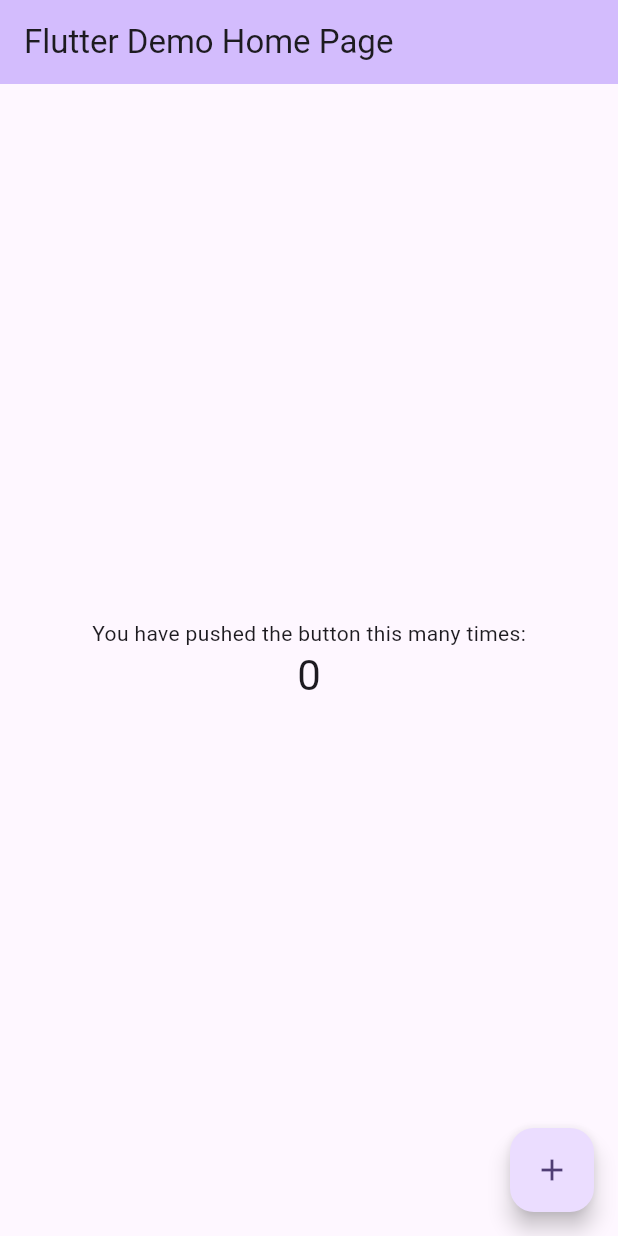
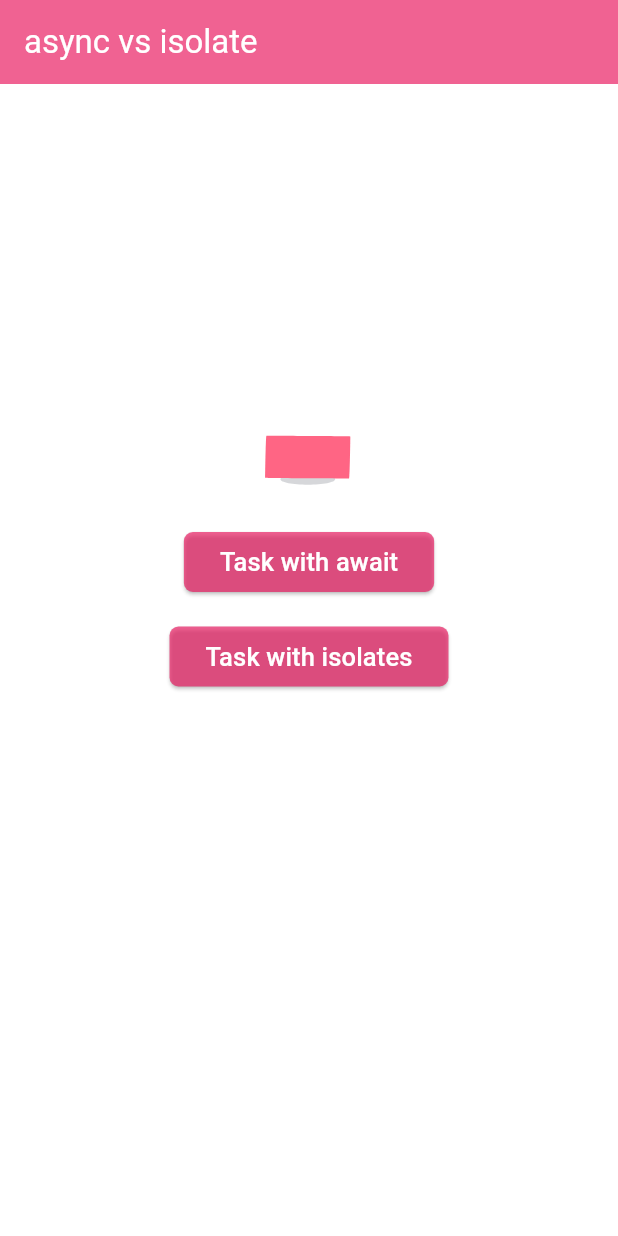
Before and after one commit to AbdullahProjects/flutter-and-dart-with-examples, a Flutter app: the screen it shows after launch, on a phone screen of 412 x 824 dp. Run offline on Flutter 3.47's test engine with Material 3 defaults, Android fonts, the phone set to English and light mode, and no system bars; our stand-ins replace lottie.

Commit message:
async_vs_isolates task completed

```diff
--- a/async_vs_isolate_example/lib/main.dart
+++ b/async_vs_isolate_example/lib/main.dart
@@ -1,4 +1,7 @@
+import 'dart:isolate';
+
 import 'package:flutter/material.dart';
+import 'package:lottie/lottie.dart';
 
 void main() {
   runApp(const MyApp());
@@ -15,55 +18,99 @@ class MyApp extends StatelessWidget {
         colorScheme: ColorScheme.fromSeed(seedColor: Colors.deepPurple),
         useMaterial3: true,
       ),
-      home: const MyHomePage(title: 'Flutter Demo Home Page'),
+      home: const MyHomePage(),
     );
   }
 }
 
-class MyHomePage extends StatefulWidget {
-  const MyHomePage({super.key, required this.title});
-
-  final String title;
-
-  @override
-  State<MyHomePage> createState() => _MyHomePageState();
-}
-
-class _MyHomePageState extends State<MyHomePage> {
-  int _counter = 0;
-
-  void _incrementCounter() {
-    setState(() {
-      _counter++;
-    });
-  }
+class MyHomePage extends StatelessWidget {
+  const MyHomePage({super.key});
 
   @override
   Widget build(BuildContext context) {
+    final size = MediaQuery.of(context).size;
     return Scaffold(
+      backgroundColor: Colors.white,
       appBar: AppBar(
-        backgroundColor: Theme.of(context).colorScheme.inversePrimary,
-        title: Text(widget.title),
+        title: Text(
+          "async vs isolate",
+          style: TextStyle(
+            color: Colors.white,
+          ),
+        ),
+        backgroundColor: Colors.pink.withValues(alpha: 0.7),
       ),
-      body: Center(
+      body: SizedBox(
+        width: size.width,
         child: Column(
-          mainAxisAlignment: MainAxisAlignment.center,
-          children: <Widget>[
-            const Text(
-              'You have pushed the button this many times:',
+          crossAxisAlignment: CrossAxisAlignment.center,
+          mainAxisAlignment: MainAxisAlignment.start,
+          children: [
+            const SizedBox(height: 20),
+            Lottie.asset(
+              "assets/lottie_animations/bouncing_ball.json",
+              width: size.width / 1.5,
             ),
-            Text(
-              '$_counter',
-              style: Theme.of(context).textTheme.headlineMedium,
+            ElevatedButton(
+              style: ElevatedButton.styleFrom(
+                shape: RoundedRectangleBorder(
+                  borderRadius: BorderRadius.circular(6),
+                ),
+                backgroundColor: Colors.pink.withValues(alpha: 0.7),
+              ),
+              onPressed: () async {
+                await asyncTask();
+              },
+              child: Text(
+                "Task with await",
+                style: TextStyle(
+                  color: Colors.white,
+                  fontSize: 17,
+                ),
+              ),
+            ),
+            const SizedBox(height: 15),
+            ElevatedButton(
+              style: ElevatedButton.styleFrom(
+                shape: RoundedRectangleBorder(
+                  borderRadius: BorderRadius.circular(6),
+                ),
+                backgroundColor: Colors.pink.withValues(alpha: 0.7),
+              ),
+              onPressed: () async {
+                ReceivePort receivePort = ReceivePort();
+                await Isolate.spawn(isolatesTask, receivePort.sendPort);
+                receivePort.listen((i) {
+                  print("Isolates task completed: $i");
+                });
+              },
+              child: Text(
+                "Task with isolates",
+                style: TextStyle(
+                  color: Colors.white,
+                  fontSize: 17,
+                ),
+              ),
             ),
           ],
         ),
       ),
-      floatingActionButton: FloatingActionButton(
-        onPressed: _incrementCounter,
-        tooltip: 'Increment',
-        child: const Icon(Icons.add),
-      ),
     );
   }
+
+  asyncTask() async {
+    int i = 0;
+    for (int x = i; x < 1000000000; x++) {
+      i = x++;
+    }
+    print("Async task completed: $i");
+  }
 }
+
+isolatesTask(SendPort sendPort) {
+  int i = 0;
+  for (int x = i; x < 1000000000; x++) {
+    i = x++;
+  }
+  sendPort.send(i);
+}
--- a/async_vs_isolate_example/pubspec.yaml
+++ b/async_vs_isolate_example/pubspec.yaml
@@ -45,6 +45,7 @@ dev_dependencies:
   # package. See that file for information about deactivating specific lint
   # rules and activating additional ones.
   flutter_lints: ^5.0.0
+  lottie: any
 
 # For information on the generic Dart part of this file, see the
 # following page: https://dart.dev/tools/pub/pubspec
```
Also changed, not shown: async_vs_isolate_example/assets/lottie_animations/bouncing_ball.json (added, +1 -0 lines), async_vs_isolate_example/pubspec.lock.
